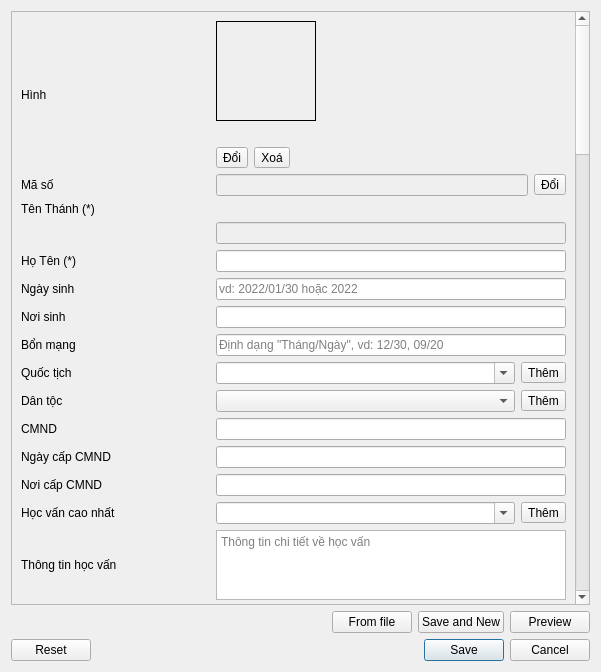
This is app/view/dialog/dlgperson.ui in emtrai/hrm_monastery as Qt 5 draws it before an edit. The edited form follows.
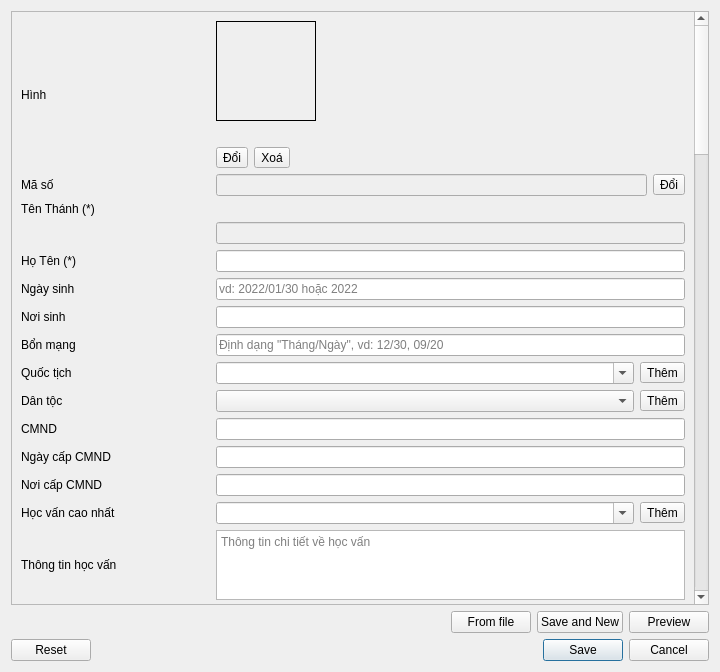
This is the edited form. Icons and pictures are not drawn.

```diff
--- a/app/view/dialog/dlgperson.ui
+++ b/app/view/dialog/dlgperson.ui
@@ -9,7 +9,7 @@
    <rect>
     <x>0</x>
     <y>0</y>
-    <width>601</width>
+    <width>720</width>
     <height>672</height>
    </rect>
   </property>
@@ -38,9 +38,9 @@
       <property name="geometry">
        <rect>
         <x>0</x>
-        <y>-508</y>
-        <width>560</width>
-        <height>3122</height>
+        <y>0</y>
+        <width>696</width>
+        <height>3298</height>
        </rect>
       </property>
       <layout class="QVBoxLayout" name="verticalLayout_2">
```
Left out of the diff: 2 changed lines with no effect on the pictures.
